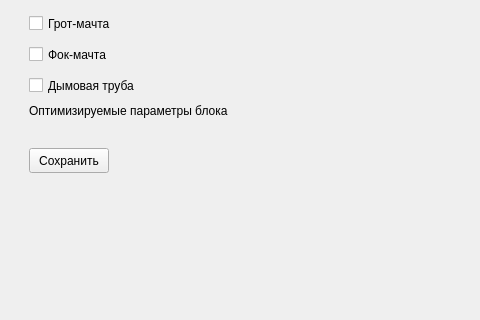
This is source/gui/enteringblocks.ui in baseoleph/secad as Qt 5 draws it before an edit; both pictures show x 0 to 480 and y 255 to 575 of the 1221 by 805 pixel window. The edited form follows.
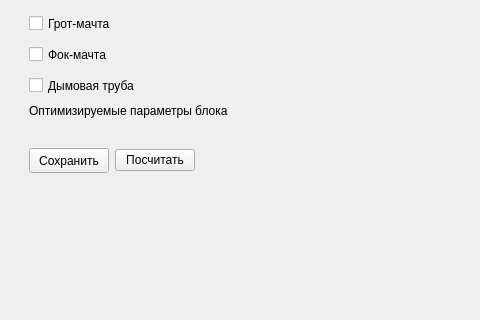
This is the edited form.

Commit message: add button Посчитать

```diff
--- a/source/gui/enteringblocks.ui
+++ b/source/gui/enteringblocks.ui
@@ -444,6 +444,13 @@
              </property>
             </widget>
            </item>
+           <item>
+            <widget class="QPushButton" name="pushButton_calc">
+             <property name="text">
+              <string>Посчитать</string>
+             </property>
+            </widget>
+           </item>
            <item>
             <spacer name="horizontalSpacer_5">
              <property name="orientation">
```
The commit also changes 2 other files.
